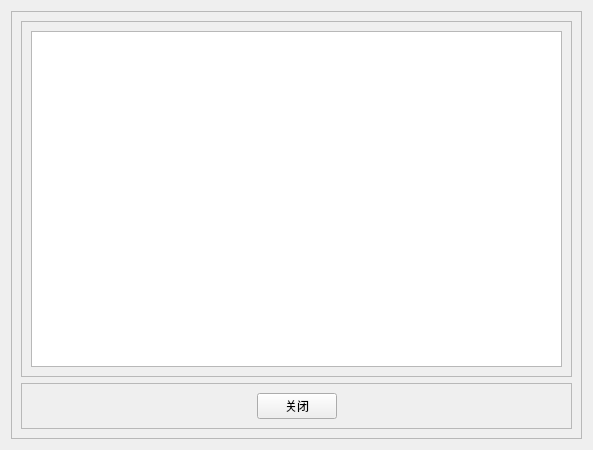
This is view/bookingService/apply.ui in JunWang666/LabNexus as Qt 5 draws it before an edit. The edited form follows.
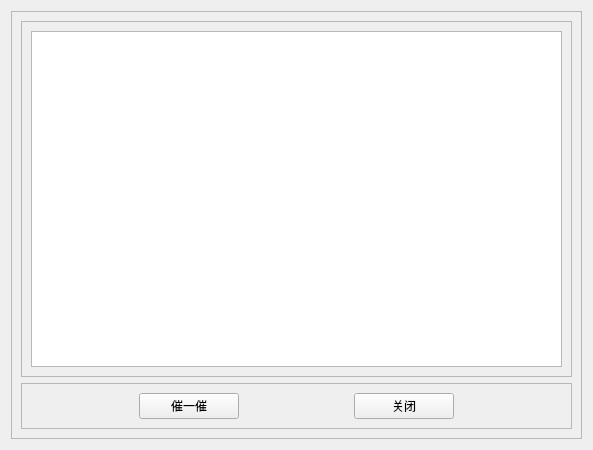
This is the edited form.

Commit message: apply新增催一催功能

```diff
--- a/view/bookingService/apply.ui
+++ b/view/bookingService/apply.ui
@@ -47,6 +47,32 @@
          <enum>QFrame::Shadow::Raised</enum>
         </property>
         <layout class="QHBoxLayout" name="horizontalLayout">
+         <item>
+          <spacer name="horizontalSpacer_3">
+           <property name="orientation">
+            <enum>Qt::Orientation::Horizontal</enum>
+           </property>
+           <property name="sizeHint" stdset="0">
+            <size>
+             <width>40</width>
+             <height>20</height>
+            </size>
+           </property>
+          </spacer>
+         </item>
+         <item>
+          <widget class="QPushButton" name="btnRush">
+           <property name="minimumSize">
+            <size>
+             <width>100</width>
+             <height>0</height>
+            </size>
+           </property>
+           <property name="text">
+            <string>催一催</string>
+           </property>
+          </widget>
+         </item>
          <item>
           <spacer name="horizontalSpacer">
            <property name="orientation">
@@ -62,6 +88,12 @@
          </item>
          <item>
           <widget class="QPushButton" name="btnClose">
+           <property name="minimumSize">
+            <size>
+             <width>100</width>
+             <height>0</height>
+            </size>
+           </property>
            <property name="text">
             <string>关闭</string>
            </property>
```
The commit also changes 2 other files.
